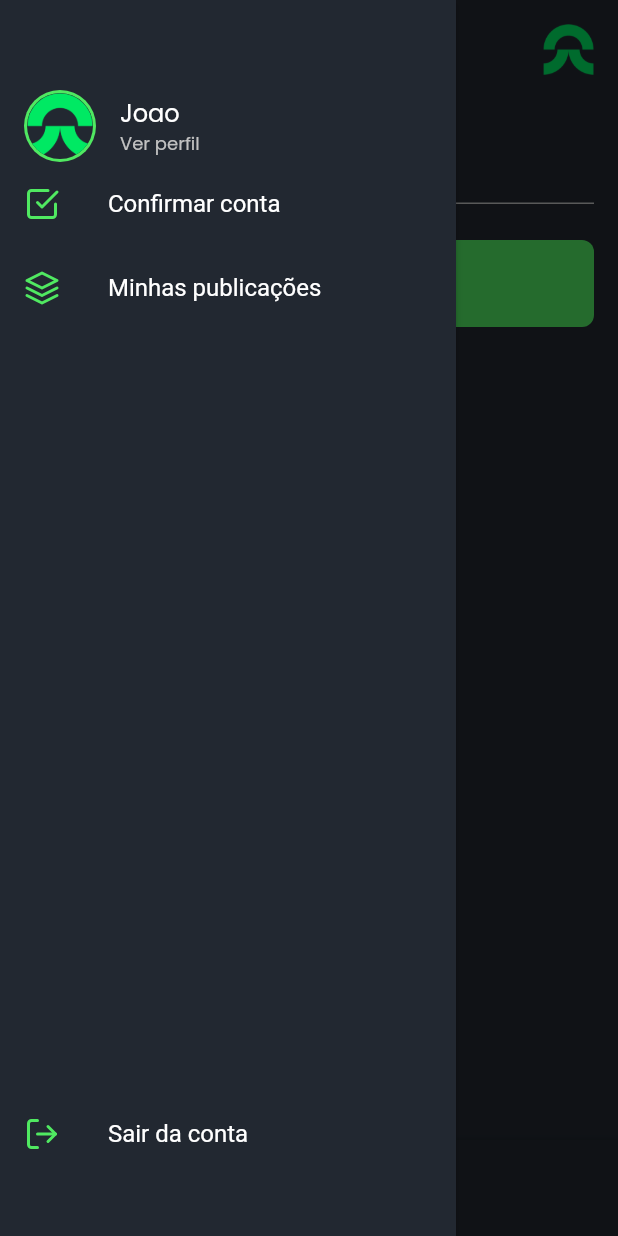
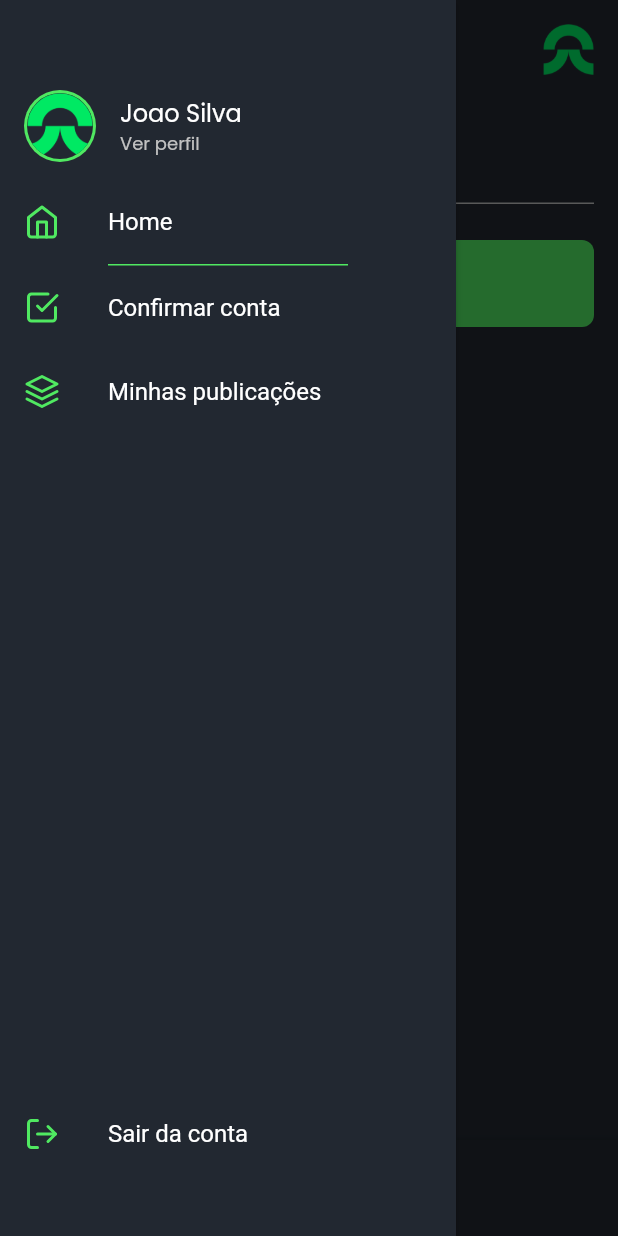
Before and after one commit to victormarques-ia/capyba_challenge, a Flutter app: the screen it shows once a user with an empty profile is signed in, with the side drawer open, on a phone screen of 412 x 824 dp. Run offline on Flutter 3.47's test engine with Material 2 defaults, Android fonts, the light colour scheme and no system bars; our stand-ins replace cloud_firestore, firebase_auth, firebase_core, firebase_storage, flutter_feather_icons, google_fonts and 2 more; accounts and stored records are empty.

Commit message:
feat: add navigation between screen on drawer navigation

```diff
--- a/lib/components/bottom_navigation_item.dart
+++ b/lib/components/bottom_navigation_item.dart
@@ -39,7 +39,8 @@ class BottomNavigationItem extends StatelessWidget {
                       color: kInactiveColor.withOpacity(0.5)),
             ),
           ],
-      )),
+        ),
+      ),
     );
   }
 }
--- a/lib/components/custom_drawer.dart
+++ b/lib/components/custom_drawer.dart
@@ -1,11 +1,19 @@
+import 'package:capyba_challenge/components/profile_item.dart';
 import 'package:flutter/material.dart';
-import 'package:capyba_challenge/components/user_avatar.dart';
-import 'package:capyba_challenge/global/styles/constants.dart';
 import 'package:flutter_feather_icons/flutter_feather_icons.dart';
 
 import 'drawer_navigation_item.dart';
 
 class CustomDrawer extends StatelessWidget {
+  final Function setIndex;
+  final int selectedIndex;
+
+  const CustomDrawer({
+    Key key,
+    this.setIndex,
+    this.selectedIndex,
+  }) : super(key: key);
+
   @override
   Widget build(BuildContext context) {
     return Drawer(
@@ -14,33 +22,42 @@ class CustomDrawer extends StatelessWidget {
         padding: EdgeInsets.only(top: 60.0, bottom: 40.0),
         child: Column(
           children: [
+            Column(
+              children: [
                 Container(
                   padding: EdgeInsets.symmetric(horizontal: 16.0),
-                child: Row(
-                  children: [
-                    UserAvatar(
-                      radius: 24.0,
+                  child: ProfileItem(
+                    title: "Joao Silva",
+                    subTitle: "Ver perfil",
+                    onClick: () {
+                      _drawerItemClicked(context, 1);
+                    },
+                  ),
                 ),
                 SizedBox(
-                      width: 16.0,
+                  height: 12.0,
                 ),
-                    Column(
-                      crossAxisAlignment: CrossAxisAlignment.start,
-                      mainAxisAlignment: MainAxisAlignment.center,
-                      children: [
-                        Text(
-                          "Joao",
-                          style: TextTextStyle,
+                LayoutBuilder(
+                  builder: (BuildContext context, BoxConstraints constraints) {
+                    return Align(
+                      alignment: Alignment.bottomCenter,
+                      child: Container(
+                        width: constraints.maxWidth / 2.1,
+                        decoration: selectedIndex != null && selectedIndex == 1
+                            ? BoxDecoration(
+                                border: Border(
+                                  bottom: BorderSide(
+                                    width: 1.0,
+                                    color: Theme.of(context).primaryColor,
                                   ),
-                        Text(
-                          "Ver perfil",
-                          style: InactiveTextTextStyle.copyWith(
-                              color: kInactiveColor),
+                                ),
                               )
-                      ],
+                            : null,
+                      ),
+                    );
+                  },
                 ),
               ],
-                ),
             ),
             Expanded(
               child: ListView(
@@ -49,13 +66,30 @@ class CustomDrawer extends StatelessWidget {
                     children: [
                       DrawerNavigationItem(
                         drawerContext: context,
+                        itemIcon: FeatherIcons.home,
+                        itemText: "Home",
+                        onClick: () {
+                          _drawerItemClicked(context, 0);
+                        },
+                        itemSelected: selectedIndex == 0,
+                      ),
+                      DrawerNavigationItem(
+                        drawerContext: context,
                         itemIcon: FeatherIcons.checkSquare,
                         itemText: "Confirmar conta",
+                        onClick: () {
+                          _drawerItemClicked(context, 2);
+                        },
+                        itemSelected: selectedIndex == 2,
                       ),
                       DrawerNavigationItem(
                         drawerContext: context,
                         itemIcon: FeatherIcons.layers,
                         itemText: "Minhas publicações",
+                        onClick: () {
+                          _drawerItemClicked(context, 3);
+                        },
+                        itemSelected: selectedIndex == 3,
                       ),
                     ],
                   ),
@@ -68,10 +102,17 @@ class CustomDrawer extends StatelessWidget {
                 drawerContext: context,
                 itemIcon: FeatherIcons.logOut,
                 itemText: "Sair da conta",
+                onClick: () => print("Saiu"),
               ),
             ),
           ],
         ),
-        ));
+      ),
+    );
+  }
+
+  _drawerItemClicked(BuildContext context, int index) {
+    setIndex(index);
+    Navigator.of(context).pop();
   }
 }
--- a/lib/components/drawer_navigation_item.dart
+++ b/lib/components/drawer_navigation_item.dart
@@ -5,6 +5,7 @@ class DrawerNavigationItem extends StatelessWidget {
   final IconData itemIcon;
   final String itemText;
   final BuildContext drawerContext;
+  final Function onClick;
   final bool itemSelected;
 
   const DrawerNavigationItem({
@@ -12,18 +13,43 @@ class DrawerNavigationItem extends StatelessWidget {
     @required this.itemIcon,
     @required this.itemText,
     @required this.drawerContext,
+    @required this.onClick,
     this.itemSelected,
   }) : super(key: key);
 
   @override
   Widget build(BuildContext context) {
-    return ListTile(
-      onTap: () => Navigator.of(drawerContext).pop(),
-      leading: Icon(
-        itemIcon,
-        color: Theme.of(context).primaryColor,
-      ),
-      title: Text(itemText, style: TextTextStyle),
+    return Column(
+      children: [
+        ListTile(
+          onTap: onClick,
+          leading: Icon(
+            itemIcon,
+            color: Theme.of(context).primaryColor,
+          ),
+          title: Text(itemText, style: TextTextStyle),
+        ),
+        LayoutBuilder(
+          builder: (BuildContext context, BoxConstraints constraints) {
+            return Align(
+              alignment: Alignment.bottomCenter,
+              child: Container(
+                width: constraints.maxWidth / 1.9,
+                decoration: itemSelected != null && itemSelected == true
+                    ? BoxDecoration(
+                        border: Border(
+                          bottom: BorderSide(
+                            width: 1.0,
+                            color: Theme.of(context).primaryColor,
+                          ),
+                        ),
+                      )
+                    : null,
+              ),
+            );
+          },
+        ),
+      ],
     );
   }
 }
--- /dev/null
+++ b/lib/components/profile_item.dart
@@ -0,0 +1,49 @@
+import 'package:capyba_challenge/components/user_avatar.dart';
+import 'package:capyba_challenge/global/styles/constants.dart';
+import 'package:flutter/material.dart';
+
+class ProfileItem extends StatelessWidget {
+  final Function onClick;
+  final String title;
+  final String subTitle;
+
+  const ProfileItem({
+    Key key,
+    this.onClick,
+    @required this.title,
+    @required this.subTitle,
+  }) : super(key: key);
+
+  @override
+  Widget build(BuildContext context) {
+    return InkWell(
+      onTap: onClick,
+      child: Row(
+        children: [
+          UserAvatar(
+            radius: 24.0,
+          ),
+          SizedBox(
+            width: 16.0,
+          ),
+          Column(
+            crossAxisAlignment: CrossAxisAlignment.start,
+            mainAxisAlignment: MainAxisAlignment.center,
+            children: [
+              Text(
+                title,
+                style: TextTextStyle,
+              ),
+              Text(
+                subTitle,
+                style: InactiveTextTextStyle.copyWith(
+                  color: kInactiveColor,
+                ),
+              )
+            ],
+          ),
+        ],
+      ),
+    );
+  }
+}
--- a/lib/navigations/bottom_navigation.dart
+++ b/lib/navigations/bottom_navigation.dart
@@ -1,5 +1,4 @@
 import 'package:capyba_challenge/components/bottom_navigation_item.dart';
-import 'package:capyba_challenge/global/styles/constants.dart';
 import 'package:capyba_challenge/screens/restricted/restricted_Screen.dart';
 import 'package:capyba_challenge/screens/welcome/welcome_screen.dart';
 import 'package:flutter/material.dart';
--- a/lib/navigations/drawer_navigation.dart
+++ b/lib/navigations/drawer_navigation.dart
@@ -1,5 +1,6 @@
 import 'package:capyba_challenge/components/custom_app_bar.dart';
 import 'package:capyba_challenge/components/custom_drawer.dart';
+import 'package:capyba_challenge/screens/restricted/restricted_Screen.dart';
 import 'package:flutter/material.dart';
 import 'package:flutter_feather_icons/flutter_feather_icons.dart';
 
@@ -13,6 +14,38 @@ class DrawerNavigation extends StatefulWidget {
 }
 
 class _DrawerNavigationState extends State<DrawerNavigation> {
+  Widget currentWidgetView;
+  int drawerIndex = 0;
+
+  @override
+  void initState() {
+    super.initState();
+    setState(() {
+      currentWidgetView = BottomNavigation();
+    });
+  }
+
+  setCurrentWidgetView(int index) {
+    setState(() {
+      drawerIndex = index;
+      switch (index) {
+        case 0:
+          currentWidgetView = BottomNavigation();
+          break;
+        case 1:
+          currentWidgetView = Text("Profile");
+          break;
+        case 2:
+          currentWidgetView = Text("Confirmar conta");
+          break;
+        case 3:
+          currentWidgetView = Text("Minhas publicações");
+          break;
+        default:
+      }
+    });
+  }
+
   @override
   Widget build(BuildContext context) {
     return Scaffold(
@@ -22,15 +55,21 @@ class _DrawerNavigationState extends State<DrawerNavigation> {
         appBarIcon: FeatherIcons.menu,
         drawerKey: _key,
       ),
-      body: Builder(
-        builder: (context) {
-          return BottomNavigation();
-        },
+      body: AnimatedSwitcher(
+        duration: Duration(milliseconds: 250),
+        child: Builder(
+          builder: (context) {
+            return currentWidgetView;
+          },
+        ),
       ),
     );
   }
 
   Widget buildDrawer() {
-    return CustomDrawer();
+    return CustomDrawer(
+      selectedIndex: drawerIndex,
+      setIndex: setCurrentWidgetView,
+    );
   }
 }
```
Lines whose indentation alone changed are shown as unchanged.
